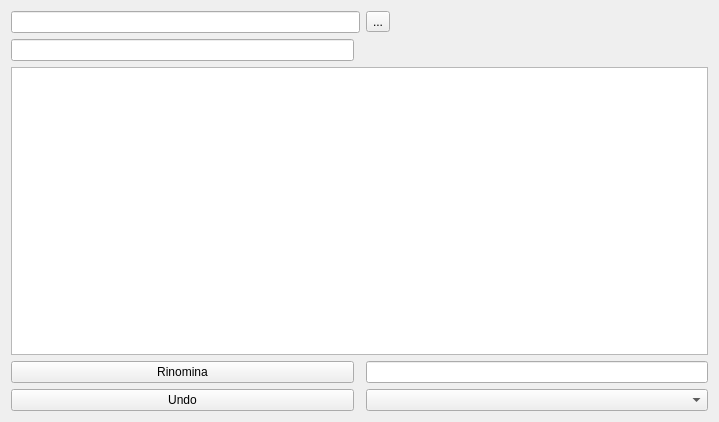
Qt form tweezers.ui (asterix24/Tweezers) before a commit.
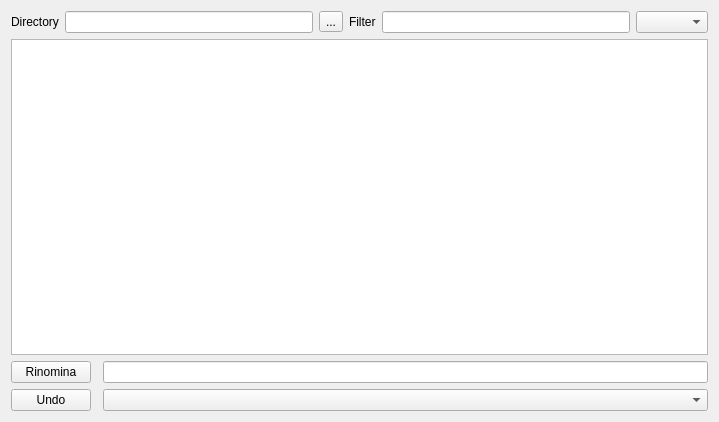
The same form after that commit.

Commit message: Redraw selection dir and filter field. Add combobox.

Patch:
```diff
--- a/tweezers.ui
+++ b/tweezers.ui
@@ -17,33 +17,20 @@
    <layout class="QGridLayout" name="gridLayout">
     <item row="0" column="0">
      <layout class="QGridLayout" name="gridLayout_4">
-      <item row="0" column="0" colspan="2">
-       <widget class="QLineEdit" name="selectDir"/>
-      </item>
-      <item row="0" column="2">
-       <widget class="QToolButton" name="selDirButton">
-        <property name="text">
-         <string>...</string>
-        </property>
-       </widget>
-      </item>
-      <item row="3" column="2">
+      <item row="6" column="2">
        <widget class="QLineEdit" name="expField"/>
       </item>
-      <item row="4" column="0">
+      <item row="7" column="0">
        <widget class="QPushButton" name="undoRename">
         <property name="text">
          <string>Undo</string>
         </property>
        </widget>
       </item>
-      <item row="4" column="2">
+      <item row="7" column="2">
        <widget class="QComboBox" name="expList"/>
       </item>
-      <item row="1" column="0">
-       <widget class="QLineEdit" name="globSelect"/>
-      </item>
-      <item row="2" column="0" colspan="3">
+      <item row="5" column="0" colspan="3">
        <widget class="QTableWidget" name="fileList">
         <property name="editTriggers">
          <set>QAbstractItemView::NoEditTriggers</set>
@@ -63,21 +50,62 @@
         <property name="wordWrap">
          <bool>true</bool>
         </property>
-        <property name="cornerButtonEnabled">
-         <bool>false</bool>
-        </property>
+        <attribute name="verticalHeaderStretchLastSection">
+         <bool>true</bool>
+        </attribute>
         <attribute name="verticalHeaderStretchLastSection">
          <bool>true</bool>
         </attribute>
        </widget>
       </item>
-      <item row="3" column="0">
+      <item row="6" column="0">
        <widget class="QPushButton" name="doRename">
         <property name="text">
          <string>Rinomina</string>
         </property>
        </widget>
       </item>
+      <item row="1" column="0" colspan="3">
+       <layout class="QHBoxLayout" name="horizontalLayout_3">
+        <item>
+         <widget class="QLabel" name="label">
+          <property name="text">
+           <string>Directory</string>
+          </property>
+         </widget>
+        </item>
+        <item>
+         <widget class="QLineEdit" name="selectDir"/>
+        </item>
+        <item>
+         <widget class="QToolButton" name="selDirButton">
+          <property name="text">
+           <string>...</string>
+          </property>
+         </widget>
+        </item>
+        <item>
+         <widget class="QLabel" name="label_2">
+          <property name="text">
+           <string>Filter</string>
+          </property>
+         </widget>
+        </item>
+        <item>
+         <widget class="QLineEdit" name="globSelect">
+          <property name="minimumSize">
+           <size>
+            <width>207</width>
+            <height>22</height>
+           </size>
+          </property>
+         </widget>
+        </item>
+        <item>
+         <widget class="QComboBox" name="comboBox"/>
+        </item>
+       </layout>
+      </item>
      </layout>
     </item>
    </layout>
```
Left out of the diff: 4 changed lines with no effect on the pictures.
